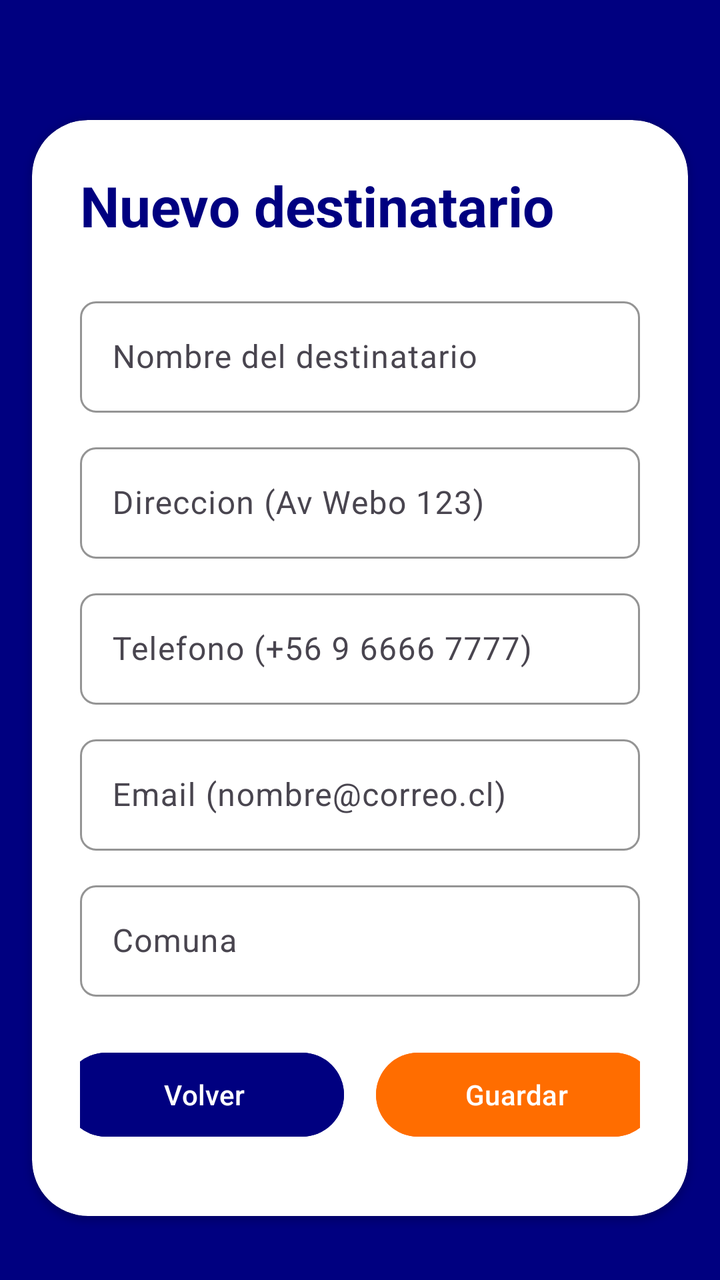
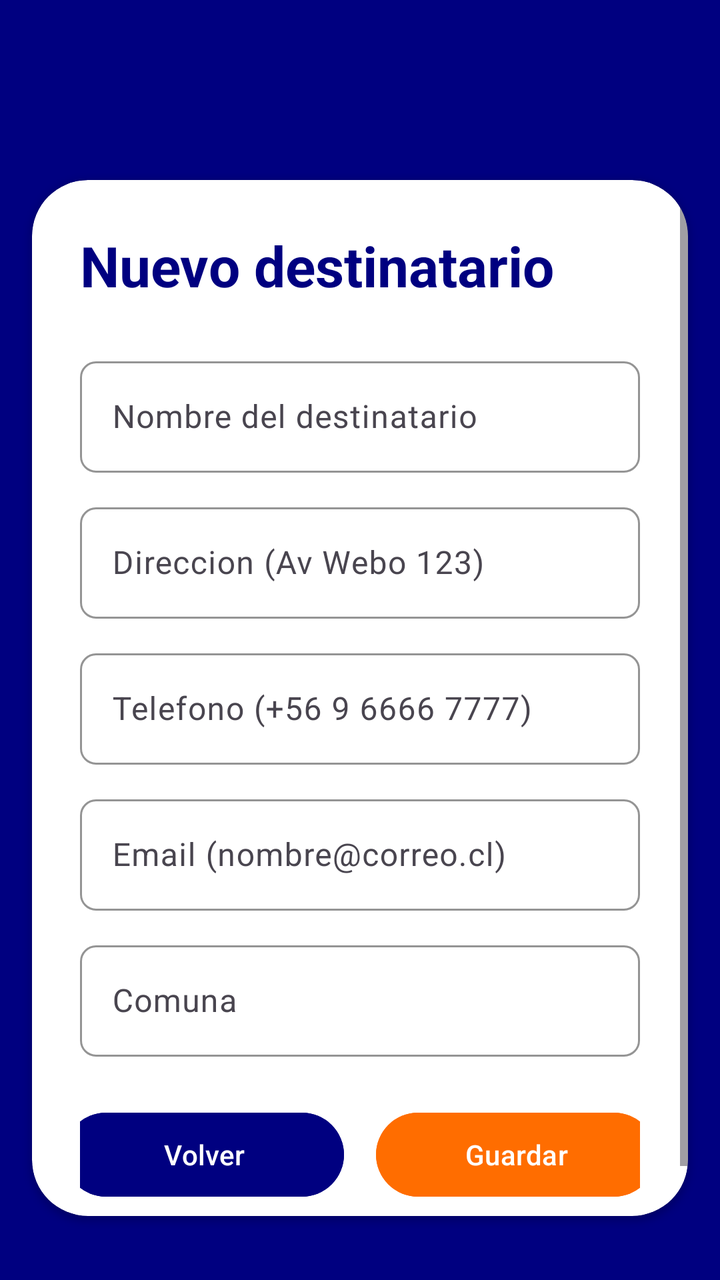

An Android layout rendered at two revisions. The XML below is the earlier revision; the diff shows what the commit changed to produce the second picture.
<!-- AndroidManifest.xml: application theme Theme.GestionEquipaje -->
<!-- res/layout/activity_agregar_destinatario.xml -->
<?xml version="1.0" encoding="utf-8"?>
<androidx.constraintlayout.widget.ConstraintLayout xmlns:android="http://schemas.android.com/apk/res/android"
    xmlns:app="http://schemas.android.com/apk/res-auto"
    xmlns:tools="http://schemas.android.com/tools"
    android:id="@+id/main"
    android:layout_width="match_parent"
    android:layout_height="match_parent"
    tools:context=".Destinatario.AgregarDestinatario">

    <RelativeLayout
        android:layout_width="match_parent"
        android:layout_height="match_parent"
        android:background="@color/color_primario"
        app:layout_constraintBottom_toBottomOf="parent"
        app:layout_constraintEnd_toEndOf="parent"
        app:layout_constraintStart_toStartOf="parent"
        app:layout_constraintTop_toTopOf="parent">

        <androidx.cardview.widget.CardView
            android:layout_width="match_parent"
            android:layout_height="550dp"
            android:layout_marginStart="16dp"
            android:layout_marginTop="60dp"
            android:layout_marginEnd="16dp"
            android:layout_marginBottom="32dp"
            android:backgroundTint="@color/white"
            app:cardCornerRadius="28dp">

            <ScrollView
                android:layout_width="match_parent"
                android:layout_height="match_parent">

                <LinearLayout
                    android:layout_width="match_parent"
                    android:layout_height="wrap_content"
                    android:orientation="vertical"
                    android:padding="24dp">

                    <TextView
                        android:id="@+id/txtTituloLogIn"
                        android:layout_width="wrap_content"
                        android:layout_height="wrap_content"
                        android:text="Nuevo destinatario"
                        android:textColor="@color/color_primario"
                        android:textSize="28sp"
                        android:textStyle="bold" />

                    <com.google.android.material.textfield.TextInputLayout
                        android:layout_width="match_parent"
                        android:layout_height="wrap_content"
                        android:layout_marginTop="24dp"
                        android:hint="Nombre del destinatario"
                        app:boxBackgroundMode="outline"
                        app:boxCornerRadiusBottomEnd="8dp"
                        app:boxCornerRadiusBottomStart="8dp"
                        app:boxCornerRadiusTopEnd="8dp"
                        app:boxCornerRadiusTopStart="8dp"
                        app:boxStrokeColor="@color/color_primario"
                        app:hintTextColor="@color/color_primario">

                        <com.google.android.material.textfield.TextInputEditText
                            android:id="@+id/edNombreDestinatario"
                            android:layout_width="match_parent"
                            android:layout_height="wrap_content"
                            android:inputType="text" />
                    </com.google.android.material.textfield.TextInputLayout>

                    <com.google.android.material.textfield.TextInputLayout
                        android:layout_width="match_parent"
                        android:layout_height="wrap_content"
                        android:layout_marginTop="12dp"
                        android:hint="Direccion (Av Webo 123)"
                        app:boxBackgroundMode="outline"
                        app:boxCornerRadiusBottomEnd="8dp"
                        app:boxCornerRadiusBottomStart="8dp"
                        app:boxCornerRadiusTopEnd="8dp"
                        app:boxCornerRadiusTopStart="8dp"
                        app:boxStrokeColor="@color/color_primario"
                        app:hintTextColor="@color/color_primario">

                        <com.google.android.material.textfield.TextInputEditText
                            android:id="@+id/edDireccionDestinatario"
                            android:layout_width="match_parent"
                            android:layout_height="wrap_content"
                            android:inputType="text" />
                    </com.google.android.material.textfield.TextInputLayout>

                    <com.google.android.material.textfield.TextInputLayout
                        android:layout_width="match_parent"
                        android:layout_height="wrap_content"
                        android:layout_marginTop="12dp"
                        android:hint="Telefono (+56 9 6666 7777)"
                        app:boxBackgroundMode="outline"
                        app:boxCornerRadiusBottomEnd="8dp"
                        app:boxCornerRadiusBottomStart="8dp"
                        app:boxCornerRadiusTopEnd="8dp"
                        app:boxCornerRadiusTopStart="8dp"
                        app:boxStrokeColor="@color/color_primario"
                        app:hintTextColor="@color/color_primario">

                        <com.google.android.material.textfield.TextInputEditText
                            android:id="@+id/edTelefonoDestinatario"
                            android:layout_width="match_parent"
                            android:layout_height="wrap_content"
                            android:maxLength="18"
                            android:inputType="phone" />
                    </com.google.android.material.textfield.TextInputLayout>

                    <com.google.android.material.textfield.TextInputLayout
                        android:layout_width="match_parent"
                        android:layout_height="wrap_content"
                        android:layout_marginTop="12dp"
                        android:hint="Email (nombre@correo.cl)"
                        app:boxBackgroundMode="outline"
                        app:boxCornerRadiusBottomEnd="8dp"
                        app:boxCornerRadiusBottomStart="8dp"
                        app:boxCornerRadiusTopEnd="8dp"
                        app:boxCornerRadiusTopStart="8dp"
                        app:boxStrokeColor="@color/color_primario"
                        app:hintTextColor="@color/color_primario">

                        <com.google.android.material.textfield.TextInputEditText
                            android:id="@+id/edEmailDestinatario"
                            android:layout_width="match_parent"
                            android:layout_height="wrap_content"
                            android:inputType="textEmailAddress" />
                    </com.google.android.material.textfield.TextInputLayout>

                    <com.google.android.material.textfield.TextInputLayout
                        android:layout_width="match_parent"
                        android:layout_height="wrap_content"
                        android:layout_marginTop="12dp"
                        android:hint="Comuna"
                        app:boxBackgroundMode="outline"
                        app:boxCornerRadiusBottomEnd="8dp"
                        app:boxCornerRadiusBottomStart="8dp"
                        app:boxCornerRadiusTopEnd="8dp"
                        app:boxCornerRadiusTopStart="8dp"
                        app:boxStrokeColor="@color/color_primario"
                        app:hintTextColor="@color/color_primario">

                        <com.google.android.material.textfield.TextInputEditText
                            android:id="@+id/edComunaDestinatario"
                            android:layout_width="match_parent"
                            android:layout_height="wrap_content"
                            android:inputType="textCapWords" />
                    </com.google.android.material.textfield.TextInputLayout>

                    <ProgressBar
                        android:id="@+id/progresoDestinatario"
                        style="?android:attr/progressBarStyleHorizontal"
                        android:layout_width="match_parent"
                        android:layout_height="wrap_content"
                        android:layout_marginTop="16dp"
                        android:indeterminate="true"
                        android:visibility="gone" />

                    <LinearLayout
                        android:layout_width="match_parent"
                        android:layout_height="wrap_content"
                        android:layout_marginTop="16dp"
                        android:gravity="center"
                        android:orientation="horizontal">

                        <Button
                            android:id="@+id/btnVolverMenuDestinatario"
                            android:layout_width="140dp"
                            android:layout_height="50dp"
                            android:layout_margin="8dp"
                            android:backgroundTint="@color/color_primario"
                            android:text="Volver" />

                        <Button
                            android:id="@+id/btnGuardarDestinatario"
                            android:layout_width="140dp"
                            android:layout_height="50dp"
                            android:layout_margin="8dp"
                            android:backgroundTint="#FF6D00"
                            android:text="Guardar" />
                    </LinearLayout>

                </LinearLayout>
            </ScrollView>
        </androidx.cardview.widget.CardView>
    </RelativeLayout>
</androidx.constraintlayout.widget.ConstraintLayout>
<!-- resources referenced by this layout -->
<resources>
  <color name="color_primario">#000080</color>
  <color name="white">#FFFFFFFF</color>
  <style name="Theme.GestionEquipaje" parent="Base.Theme.GestionEquipaje" />
  <style name="Base.Theme.GestionEquipaje" parent="Theme.Material3.DayNight.NoActionBar">
          
          <item name="colorPrimary">@color/color_primario</item>
          <item name="colorSecondary">@color/color_secundario</item>
      </style>
  <color name="color_secundario">#D48043</color>
</resources>

<!-- the commit's change to res/layout/activity_agregar_destinatario.xml (unified diff, before → after) -->
@@ -18,9 +18,9 @@
 
         <androidx.cardview.widget.CardView
             android:layout_width="match_parent"
-            android:layout_height="550dp"
+            android:layout_height="580dp"
             android:layout_marginStart="16dp"
-            android:layout_marginTop="60dp"
+            android:layout_marginTop="90dp"
             android:layout_marginEnd="16dp"
             android:layout_marginBottom="32dp"
             android:backgroundTint="@color/white"
